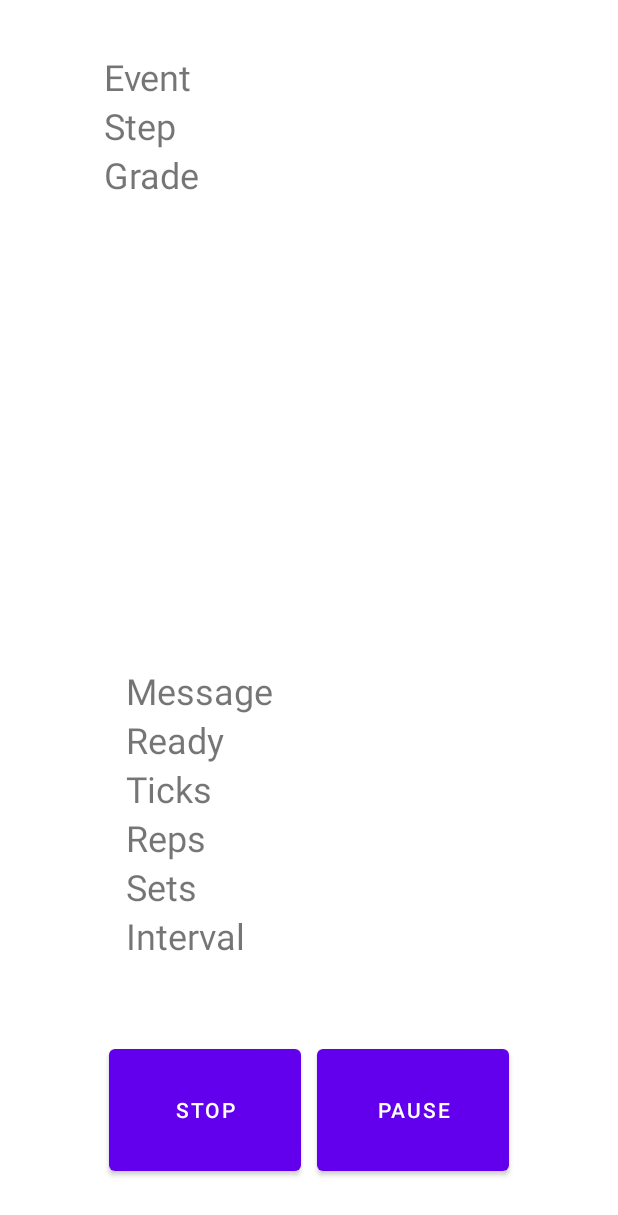
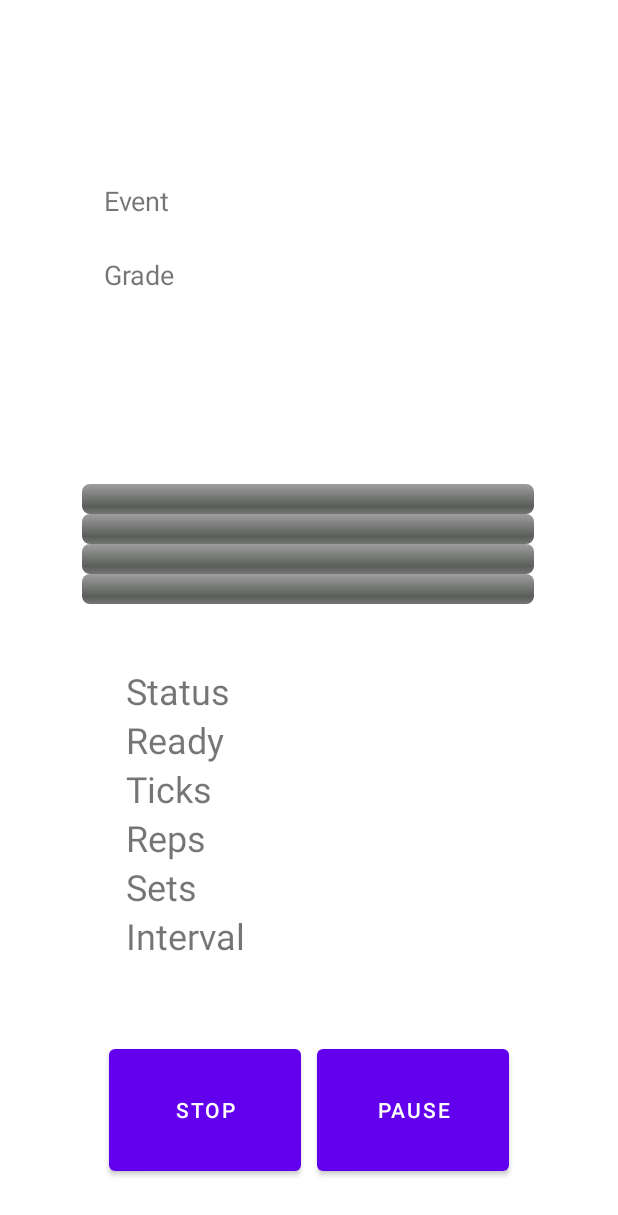
Before and after one commit to atarukodaka/CCManager, an Android app: the layout activity_exercise.xml on its own in the app's theme, with its tools: preview values and no code run, on a phone screen of 412 x 824 dp. Shown: the top 1215 px of the screen. Run offline under Robolectric (Android 15) with nearby library versions, the phone set to English and light mode, and no system bars.

Commit message:
progress bar

```diff
--- a/app/src/main/java/com/example/ccmanager/ExerciseActivity.kt
+++ b/app/src/main/java/com/example/ccmanager/ExerciseActivity.kt
@@ -1,7 +1,6 @@
 package com.example.ccmanager
 
-import android.content.Context
-import android.content.SharedPreferences
+import android.graphics.Color
 import android.os.Build
 import androidx.appcompat.app.AppCompatActivity
 import android.os.Bundle
@@ -10,11 +9,8 @@ import android.util.Log
 import android.view.View
 import androidx.annotation.RequiresApi
 import kotlinx.android.synthetic.main.activity_exercise.*
-import java.io.Serializable
 import java.lang.Math.round
-import java.sql.Time
 import java.time.LocalDateTime
-import java.time.format.DateTimeFormatter
 
 
 //////////////////////////////////////////////////////////////////
@@ -27,7 +23,7 @@ class ExerciseActivity : AppCompatActivity() {
     lateinit var task: ExerciseTask
     var interval: Int = 0
     var state = ExerciseState()
-    var sound = SoundController()
+    val sound = SoundController()
     var millisResume : Long = 0
     var totalSec: Int = 0
     var readyCount = 6
@@ -39,7 +35,7 @@ class ExerciseActivity : AppCompatActivity() {
         setContentView(R.layout.activity_exercise)
 
         //sound.initialize(this)
-        sound.initialize(this)
+        sound.initialize(context = this)
 
         // retrieve exercise data
         val ctrl = ExerciseController(this)
@@ -50,9 +46,12 @@ class ExerciseActivity : AppCompatActivity() {
         )
         interval = intent.getIntExtra("interval", 0)
 
-        textEvent.text = task.event.name
-        textStep.text = task.step.name
-        textGrade.text = task.grade.name
+        //textEvent.text = task.event.name
+        textEvent.text = "${task.event.name} / s${task.step.number}: ${task.step.name}"
+        //textStep.text = task.step.name
+        //textGrade.text = task.grade.name
+        textGrade.text = "${task.grade.name}: ${task.volumn.sets}x${task.volumn.reps}"
+
         totalSec = readyCount + (task.volumn.reps * tickCount + interval) * task.volumn.sets - interval
 
         Log.d("ExerciseActivity", "get intent: ${task.event.name} / ${task.step.name} / ${task.grade.name} with interval ${interval}")
@@ -68,10 +67,14 @@ class ExerciseActivity : AppCompatActivity() {
         finish()
     }
     public fun buttonPauseResume(view: View) {
+
         btnPauseResume.text = resources.getString(R.string.Pause)
         when (state.tag){
             "PAUSE" -> timer = startExerciseTimer(millisResume)
-            "FINISHED" -> timer = startExerciseTimer()
+            "FINISHED" -> {
+                state.reset()
+                timer = startExerciseTimer()
+            }
             else -> state.tag = "PAUSING"
         }
     }
@@ -91,8 +94,6 @@ class ExerciseActivity : AppCompatActivity() {
                     cancel()
                     millisResume = millisUntilFinished
                 } else {
-                    val readyCount = 6
-                    val tickCount = 6
                     val remaining_sec: Int = round(millisUntilFinished.toDouble() / 1000).toInt()
                     //val total_sec = readyCount + (exerciseData.reps * 6 + exerciseData.interval) * exerciseData.sets - exerciseData.interval
                     val elapse_sec = totalSec - remaining_sec - readyCount
@@ -110,13 +111,13 @@ class ExerciseActivity : AppCompatActivity() {
                         sound.speakText(text)
                     } else {
                         state.tag = "RUNNING"
-                        state.set = (elapse_sec / (6 * task.volumn.reps + interval)).toInt() + 1
-                        val mod = (elapse_sec % (6 * task.volumn.reps + interval))
+                        state.set = (elapse_sec / (tickCount * task.volumn.reps + interval)).toInt() + 1
+                        val mod = (elapse_sec % (tickCount * task.volumn.reps + interval))
 
                         if (mod < 6 * task.volumn.reps) {
                             state.tag = "RUNNING"
-                            state.tick = (mod % 6) + 1
-                            state.rep = (mod / 6).toInt() + 1
+                            state.tick = (mod % tickCount) + 1
+                            state.rep = (mod / tickCount).toInt() + 1
                             if (state.tick == 1) {
                                 if (state.rep == 1){
                                     sound.speakText("set ${state.set} start")
@@ -127,13 +128,13 @@ class ExerciseActivity : AppCompatActivity() {
                             }
                         } else {
                             state.tag = "INTERVAL"
-                            state.interval = interval + 1 - (mod - 6 * task.volumn.reps + 1)
+                            state.interval = interval - (mod - 6 * task.volumn.reps )
 
                             if (state.interval == interval) {
                                 tone = "high"
                                 sound.speakText("set ${state.set} done. interval of ${interval} seconds.")
-                            } else if (state.interval == 5) {
-                                sound.speakText("5 secounds to go.")
+                            } else if (state.interval % 10 == 0) {
+                                sound.speakText("${state.interval} secounds to go.")
                             } else if (state.interval <= 3) {
                                 sound.speakText(state.interval.toString())
                             }
@@ -142,7 +143,7 @@ class ExerciseActivity : AppCompatActivity() {
                     sound.beep(tone)
 
                     val msg = "[${state.tag}] remaining_sec: ${remaining_sec}, elapse_sec: ${elapse_sec}, set: ${state.set}, interval: ${state.interval}, rep: ${state.rep}, tick: ${state.tick}"
-                    textMessage.text = msg
+                    textStatus.text = msg
                     Log.d("ExerciseTimer", msg)
                 }
                 updateUI()
@@ -157,6 +158,7 @@ class ExerciseActivity : AppCompatActivity() {
     fun finishExercise(){
         btnStop.text = resources.getString(R.string.Back)
         btnPauseResume.text = resources.getString(R.string.Restart)
+
         state.tag = "FINISHED"
 
         Log.d("ExerciseTimer", "Finished: ${state.tag}")
@@ -169,13 +171,42 @@ class ExerciseActivity : AppCompatActivity() {
         sound.speakText("all sets finished. well done.")
         updateUI()
     }
+
     fun updateUI() {
-        textMessage.text = state.tag
+        textStatus.text = state.tag
         textTicks.text = "Ticks: ${state.tick} / 6"
         textReady.text = "Ready: ${state.ready }"
         textMaxReps.text = "Reps: ${state.rep} / ${task.volumn.reps}"
         textMaxSets.text = "Sets: ${state.set} / ${task.volumn.sets}"
         textInterval.text = "Interval: ${state.interval} / ${interval}"
+
+        // progress bar
+        progressBarTicks.max = 6
+        progressBarTicks.setProgress(state.tick)
+
+        progressBarReps.max = task.volumn.reps
+        progressBarReps.setProgress(state.rep)
+
+        progressBarSets.max = task.volumn.sets
+        progressBarSets.setProgress(state.set)
+
+        if (state.tag == "INTERVAL") {
+            progressBarInterval.max = interval
+            progressBarInterval.setProgress(interval - state.interval)
+        } else {
+            progressBarInterval.setProgress(0)
+        }
+
+        // status color
+        val color =
+                when (state.tag) {
+                    "RUNNING" ->Color.GREEN
+                    "PAUSE" -> Color.GRAY
+                    "READY" -> Color.YELLOW
+                    "INTERVAL" -> Color.YELLOW
+                    else -> Color.WHITE
+                }
+        layoutState.setBackgroundColor(color)
     }
 }
 //////////////////////////////////////////////////////////////////////
@@ -183,4 +214,8 @@ data class ExerciseState (
         var tick: Int = 0, var rep: Int = 0, var set: Int = 0,
         var interval: Int = 0, var ready: Int = 0,
         var tag: String = "NOT_STARTED"
-)
+){
+    fun reset () {
+        tick = 0; rep = 0; set = 0; interval = 0; ready = 0; tag = "NOT_STARTED"
+    }
+}
--- a/app/src/main/res/layout/activity_exercise.xml
+++ b/app/src/main/res/layout/activity_exercise.xml
@@ -11,39 +11,36 @@
         android:layout_width="288dp"
         android:layout_height="112dp"
         android:layout_marginTop="32dp"
-        android:layout_marginBottom="32dp"
         android:orientation="vertical"
         app:layout_constraintBottom_toTopOf="@+id/linearLayout2"
         app:layout_constraintEnd_toEndOf="parent"
         app:layout_constraintHorizontal_bias="0.56"
         app:layout_constraintStart_toStartOf="parent"
-        app:layout_constraintTop_toTopOf="parent"
-        app:layout_constraintVertical_bias="0.009">
+        app:layout_constraintTop_toTopOf="parent">
 
         <TextView
             android:id="@+id/textEvent"
             android:layout_width="match_parent"
             android:layout_height="wrap_content"
             android:text="Event"
-            android:textSize="24sp" />
+            android:textSize="18sp" />
 
         <TextView
             android:id="@+id/textStep"
             android:layout_width="match_parent"
             android:layout_height="wrap_content"
-            android:text="Step"
-            android:textSize="24sp" />
+            android:textSize="18sp" />
 
         <TextView
             android:id="@+id/textGrade"
             android:layout_width="match_parent"
             android:layout_height="wrap_content"
             android:text="Grade"
-            android:textSize="24sp" />
+            android:textSize="18sp" />
     </LinearLayout>
 
     <LinearLayout
-        android:id="@+id/linearLayout2"
+        android:id="@+id/layoutState"
         android:layout_width="273dp"
         android:layout_height="212dp"
         android:layout_marginBottom="32dp"
@@ -54,10 +51,10 @@
         app:layout_constraintStart_toStartOf="parent">
 
         <TextView
-            android:id="@+id/textMessage"
+            android:id="@+id/textStatus"
             android:layout_width="match_parent"
             android:layout_height="wrap_content"
-            android:text="Message"
+            android:text="Status"
             android:textSize="24sp" />
 
         <TextView
@@ -126,5 +123,40 @@
             android:text="@string/Pause" />
     </LinearLayout>
 
+    <LinearLayout
+        android:id="@+id/linearLayout2"
+        android:layout_width="301dp"
+        android:layout_height="121dp"
+        android:orientation="vertical"
+        app:layout_constraintBottom_toTopOf="@+id/layoutState"
+        app:layout_constraintEnd_toEndOf="parent"
+        app:layout_constraintHorizontal_bias="0.495"
+        app:layout_constraintStart_toStartOf="parent">
+
+        <ProgressBar
+            android:id="@+id/progressBarTicks"
+            style="@android:style/Widget.ProgressBar.Horizontal"
+            android:layout_width="match_parent"
+            android:layout_height="wrap_content" />
+
+        <ProgressBar
+            android:id="@+id/progressBarReps"
+            style="@android:style/Widget.ProgressBar.Horizontal"
+            android:layout_width="match_parent"
+            android:layout_height="wrap_content" />
+
+        <ProgressBar
+            android:id="@+id/progressBarSets"
+            style="@android:style/Widget.ProgressBar.Horizontal"
+            android:layout_width="match_parent"
+            android:layout_height="wrap_content" />
+
+        <ProgressBar
+            android:id="@+id/progressBarInterval"
+            style="@android:style/Widget.ProgressBar.Horizontal"
+            android:layout_width="match_parent"
+            android:layout_height="wrap_content" />
+    </LinearLayout>
+
 
 </androidx.constraintlayout.widget.ConstraintLayout>
```
Also changed, not shown: app/src/main/java/com/example/ccmanager/MainActivity.kt (+8 -6 lines).
